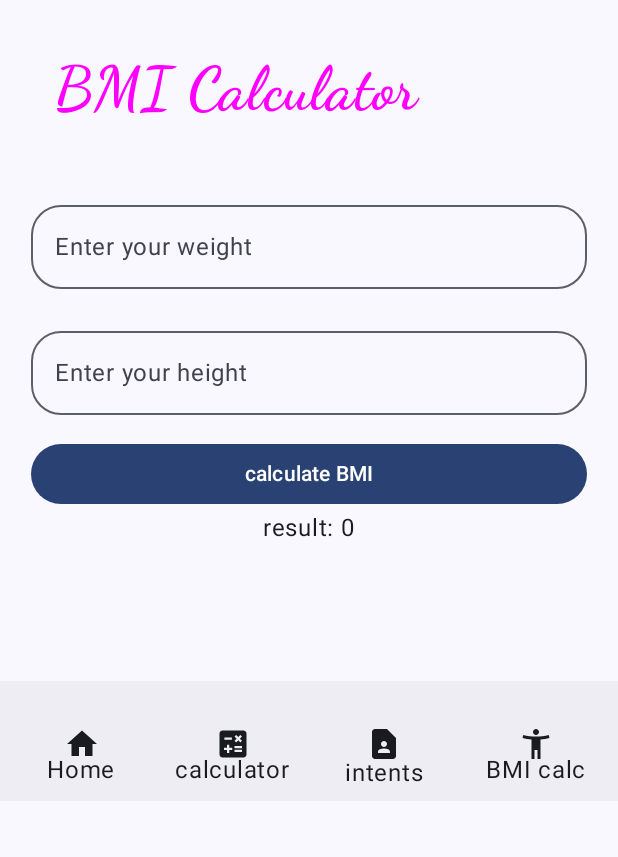
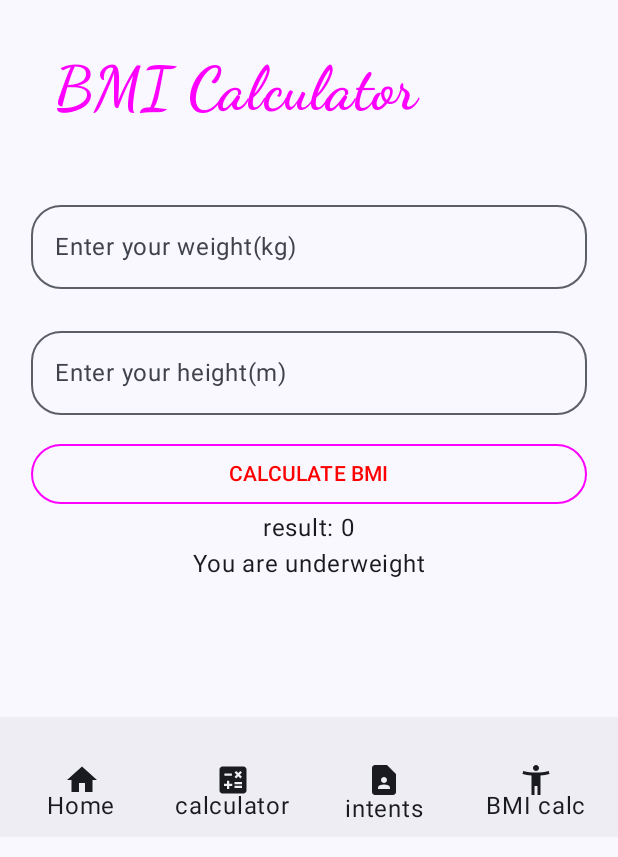
Before and after one commit to Grace1N/CatAPP, an Android app built with Jetpack Compose: the BMIcalcScreen screen opened through its navigation route, on a phone screen of 412 x 824 dp. Shown: the top 857 px of the screen. Run offline under Robolectric (Android 15) with nearby library versions, the phone set to English and light mode, and no system bars.

Commit message:
commit and push files

```diff
--- a/app/src/main/java/com/example/catapp/ui/theme/screens/bmicalc/BMIcalcScreen.kt
+++ b/app/src/main/java/com/example/catapp/ui/theme/screens/bmicalc/BMIcalcScreen.kt
@@ -1,5 +1,6 @@
 package com.example.catapp.ui.theme.screens.bmicalc
 
+import androidx.compose.foundation.BorderStroke
 import androidx.compose.foundation.background
 import androidx.compose.foundation.layout.Column
 import androidx.compose.foundation.layout.Spacer
@@ -11,6 +12,7 @@ import androidx.compose.foundation.layout.padding
 import androidx.compose.foundation.shape.RoundedCornerShape
 import androidx.compose.material3.BottomAppBar
 import androidx.compose.material3.Button
+import androidx.compose.material3.ButtonDefaults
 import androidx.compose.material3.ExperimentalMaterial3Api
 import androidx.compose.material3.Icon
 import androidx.compose.material3.IconButton
@@ -69,7 +71,7 @@ fun BMIcalcScreen(navController: NavController){
                 mutableStateOf("")
             }
             OutlinedTextField(value = firstNumber, onValueChange = {firstNumber = it},
-                label = { Text(text = "Enter your weight")},
+                label = { Text(text = "Enter your weight(kg)")},
                 modifier = Modifier
                     .fillMaxWidth(0.9f)
                     .padding(top = 30.dp),
@@ -80,7 +82,7 @@ fun BMIcalcScreen(navController: NavController){
                 mutableStateOf("")
             }
             OutlinedTextField(value = secondNumber, onValueChange = {secondNumber = it},
-                label = { Text(text = "Enter your height")},
+                label = { Text(text = "Enter your height(m)")},
                 modifier = Modifier.fillMaxWidth(0.9f),
                 shape = RoundedCornerShape(20.dp)
             )
@@ -93,18 +95,27 @@ fun BMIcalcScreen(navController: NavController){
                 val num2 = secondNumber.toDoubleOrNull() ?: 0.0
                 result = (num1 / (num2 * num2)).toString()
             },
+                border = BorderStroke(1.dp, Color.Magenta),
+                colors = ButtonDefaults.outlinedButtonColors(contentColor = Color.Red),
                 modifier = Modifier
                     .fillMaxWidth(0.9f)
                     .padding(top = 15.dp)
             ) {
-                Text(text = "calculate BMI")
+                Text(text = "CALCULATE BMI")
             }
 
 
 
-
             Text(text = "result: $result")
-
+            if (result<= 10.toString()){
+                Text(text = "You are underweight")
+            }else if (result<= 29.toString()){
+                Text(text = "You are normal weight")
+            }else if (result<= 34.toString()) {
+                Text(text = "You are overweight")
+            } else {
+                Text(text ="You are obese")
+            }
 
 
 
```
